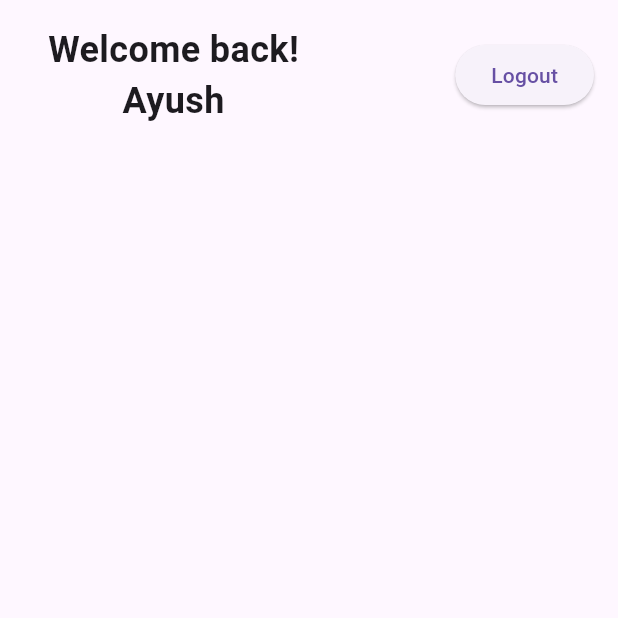
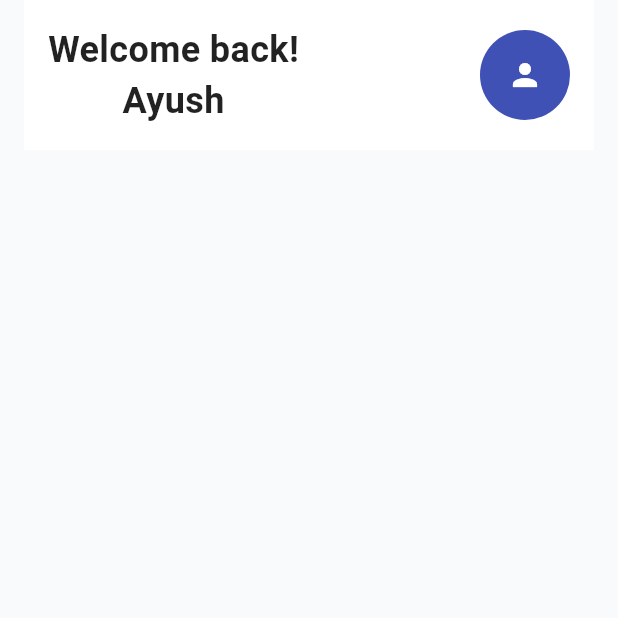
Before and after one commit to AyushGupta11442/gcollector_mobile, a Flutter app: the HomeScreen screen opened directly, on a phone screen of 412 x 824 dp, the top half of it. Run offline on Flutter 3.47's test engine with Material 3 defaults, Android fonts, the phone set to English and light mode, and no system bars; our stand-ins replace flutter_riverpod, hooks_riverpod, shared_preferences; accounts and stored records are empty.

Commit message:
made changes regarding to the welcome txt

```diff
--- a/lib/app.dart
+++ b/lib/app.dart
@@ -12,6 +12,7 @@
 // ✅ localization
 
 import 'package:flutter/material.dart';
+import 'package:gcollector_mobile/core/theme/app_theme.dart' show AppTheme;
 import 'package:gcollector_mobile/features/Home_page/presentation/screens/Home_page_screen.dart';
 import 'package:gcollector_mobile/features/landing_page/presentation/screens/landing_page_screen.dart';
 
@@ -23,6 +24,7 @@ class MyApp extends StatelessWidget {
   @override
   Widget build(BuildContext context) {
     return MaterialApp(
+      theme: AppTheme.lightTheme,
       // home: const OnboardingScreen()
        home: seenOnboarding
             ? const HomeScreen()
--- a/lib/core/theme/app_theme.dart
+++ b/lib/core/theme/app_theme.dart
@@ -1,80 +1,53 @@
 import 'package:flutter/material.dart';
 
 class AppTheme {
+
   static ThemeData lightTheme = ThemeData(
     brightness: Brightness.light,
-    primarySwatch: Colors.blue,
-    scaffoldBackgroundColor: Colors.white,
-
+    // primarySwatch: Colors.blue,
+    scaffoldBackgroundColor: Color( 0xfff9fafb),
     appBarTheme: const AppBarTheme(
       backgroundColor: Colors.blue,
       foregroundColor: Colors.white,
       elevation: 0,
     ),
-
     textTheme: const TextTheme(
-      bodyLarge: TextStyle(
-        fontSize: 16,
-        color: Colors.black,
-      ),
-      bodyMedium: TextStyle(
-        fontSize: 14,
-        color: Colors.black87,
+      bodyLarge: TextStyle(fontSize: 16, color: Colors.black),
+      bodyMedium: TextStyle(fontSize: 14, color: Colors.black87),
+    ),
+    elevatedButtonTheme: ElevatedButtonThemeData(
+      style: ElevatedButton.styleFrom(
+        padding: const EdgeInsets.symmetric(horizontal: 20, vertical: 12),
+        shape: RoundedRectangleBorder(borderRadius: BorderRadius.circular(12)),
       ),
     ),
 
-    elevatedButtonTheme: ElevatedButtonThemeData(
-      style: ElevatedButton.styleFrom(
-        padding: const EdgeInsets.symmetric(
-          horizontal: 20,
-          vertical: 12,
-        ),
-        shape: RoundedRectangleBorder(
-          borderRadius: BorderRadius.circular(12),
-        ),
-      ),
-    ),
   );
-
   static const LinearGradient primaryGradient = LinearGradient(
-    colors: [
-      Color(0xff00ba78),
-      Color(0xff00a741),
-    ],
+    colors: [Color(0xff00ba78), Color(0xff00a741)],
     begin: Alignment.topLeft,
     end: Alignment.bottomRight,
   );
-
   static const TextStyle LandingPageTitle = TextStyle(
     fontSize: 24,
     fontWeight: FontWeight.bold,
     color: Colors.white,
   );
-
   static const TextStyle LandingPageNormalTxt = TextStyle(
     fontSize: 16,
     fontWeight: FontWeight.normal,
     color: Colors.white,
   );
-
   static ThemeData darkTheme = ThemeData(
     brightness: Brightness.dark,
     scaffoldBackgroundColor: Colors.black,
-
     appBarTheme: const AppBarTheme(
       backgroundColor: Colors.black,
       foregroundColor: Colors.white,
     ),
-
     textTheme: const TextTheme(
-      bodyLarge: TextStyle(
-        fontSize: 16,
-        color: Colors.white,
-      ),
-      bodyMedium: TextStyle(
-        fontSize: 14,
-        color: Colors.white70,
-      ),
+      bodyLarge: TextStyle(fontSize: 16, color: Colors.white),
+      bodyMedium: TextStyle(fontSize: 14, color: Colors.white70),
     ),
   );
 }
--- a/lib/features/Home_page/presentation/screens/Home_page_screen.dart
+++ b/lib/features/Home_page/presentation/screens/Home_page_screen.dart
@@ -1,4 +1,5 @@
 import 'package:flutter/material.dart';
+import 'package:gcollector_mobile/core/theme/app_theme.dart' show AppTheme;
 import 'package:gcollector_mobile/features/Home_page/presentation/widgets/welcome_txt.dart'
     show HomeViewPersonalInfo;
 
@@ -7,13 +8,18 @@ class HomeScreen extends StatelessWidget {
 
   @override
   Widget build(BuildContext context) {
-    return const Scaffold(
+
+    return Scaffold(
+      backgroundColor: AppTheme.lightTheme.scaffoldBackgroundColor,
       body: SafeArea(
         child: Padding(
-          padding: EdgeInsets.fromLTRB(16, 0, 16, 16),
-          child: Column(children: [HomeViewPersonalInfo(PersonName: "Ayush")]),
+            padding: const EdgeInsets.fromLTRB(16, 0, 16, 16),
+            child: Column(children: [
+              HomeViewPersonalInfo(PersonName: "Ayush"),
+
+              ]),
+          ),
         ),
-      ),
-    );
+      );
   }
 }
--- a/lib/features/Home_page/presentation/widgets/welcome_txt.dart
+++ b/lib/features/Home_page/presentation/widgets/welcome_txt.dart
@@ -1,30 +1,57 @@
-
 import 'package:flutter/material.dart';
 
 class HomeViewPersonalInfo extends StatelessWidget {
   final String PersonName;
 
-  const HomeViewPersonalInfo({
-    super.key,
-    required this.PersonName,
-  });
+  const HomeViewPersonalInfo({super.key, required this.PersonName});
 
   @override
   Widget build(BuildContext context) {
-    return Row(
-      mainAxisAlignment: MainAxisAlignment.spaceBetween,
-      children: [
-        WelcomeText(text: PersonName),
-        ProfileLogoutButton(
-          onLogout: () {
-            // Handle logout logic here
-          },
-        ),
-      ],
+    return Container(
+      width: double.infinity,
+
+      decoration: BoxDecoration(
+        color: Colors.white,
+      ),
+      padding: const EdgeInsets.fromLTRB(16, 16, 16, 16),
+      child: Row(
+        mainAxisAlignment: MainAxisAlignment.spaceBetween,
+        children: [
+          Column(
+            mainAxisAlignment: MainAxisAlignment.center,
+            children: [
+              Text(
+                "Welcome back!",
+                style: const TextStyle(
+                  fontSize: 24.0,
+                  fontWeight: FontWeight.bold,
+                ),
+                textAlign: TextAlign.center,
+              ),
+              Text(
+                PersonName,
+                style: const TextStyle(
+                  fontSize: 24.0,
+                  fontWeight: FontWeight.bold,
+                ),
+                textAlign: TextAlign.center,
+              ),
+            ],
+          ),
+          Container(
+            width: 60,
+            height: 60,
+            decoration: const BoxDecoration(
+              shape: BoxShape.circle,
+              color: Colors.indigo,
+            ),
+            child: const Icon(Icons.person, color: Colors.white),
+          ),
+        ],
+      ),
     );
   }
 }
-
 
 class ProfileLogoutButton extends StatelessWidget {
   final VoidCallback onLogout;
@@ -33,10 +60,7 @@ class ProfileLogoutButton extends StatelessWidget {
 
   @override
   Widget build(BuildContext context) {
-    return ElevatedButton(
-      onPressed: onLogout,
-      child: const Text('Logout'),
-    );
+    return ElevatedButton(onPressed: onLogout, child: const Text('Logout'));
   }
 }
 
```
Also changed, not shown: 1 other file.
